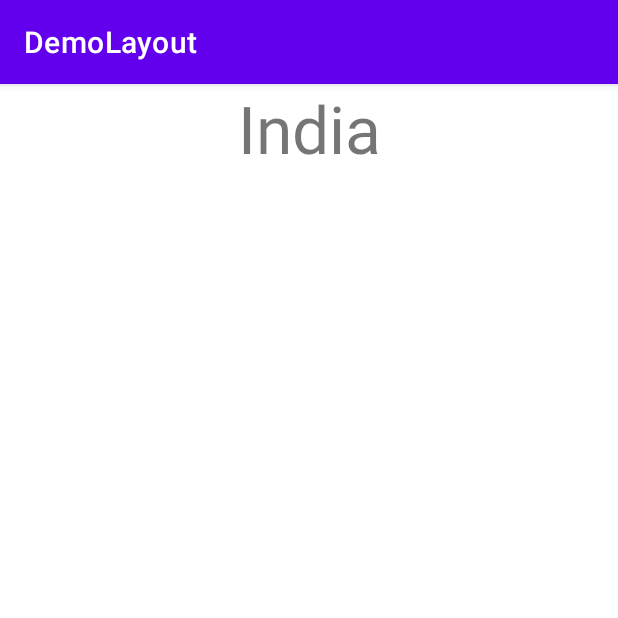
After one commit to jayapriya55599/TraavelApp, an Android app: the IndiaActivity screen opened directly, with no data from a screen before it, on a phone screen of 412 x 824 dp, the top half of it. The commit adds this screen. Run offline under Robolectric (Android 15) with nearby library versions, the phone set to English and light mode, and no system bars.

```diff
--- a/app/src/main/AndroidManifest.xml
+++ b/app/src/main/AndroidManifest.xml
@@ -10,6 +10,9 @@
         android:supportsRtl="true"
         android:theme="@style/Theme.DemoLayout">
         <activity
+            android:name=".IndiaActivity"
+            android:exported="true" />
+        <activity
             android:name=".MainActivity"
             android:exported="true">
             <intent-filter>
--- /dev/null
+++ b/app/src/main/java/com/example/demolayout/IndiaActivity.java
@@ -0,0 +1,14 @@
+package com.example.demolayout;
+
+import androidx.appcompat.app.AppCompatActivity;
+
+import android.os.Bundle;
+
+public class IndiaActivity extends AppCompatActivity {
+
+    @Override
+    protected void onCreate(Bundle savedInstanceState) {
+        super.onCreate(savedInstanceState);
+        setContentView(R.layout.activity_india);
+    }
+}
--- /dev/null
+++ b/app/src/main/res/layout/activity_india.xml
@@ -0,0 +1,18 @@
+<?xml version="1.0" encoding="utf-8"?>
+<androidx.constraintlayout.widget.ConstraintLayout xmlns:android="http://schemas.android.com/apk/res/android"
+    xmlns:app="http://schemas.android.com/apk/res-auto"
+    xmlns:tools="http://schemas.android.com/tools"
+    android:layout_width="match_parent"
+    android:layout_height="match_parent"
+    tools:context=".IndiaActivity">
+
+    <TextView
+        android:id="@+id/textView5"
+        android:layout_width="wrap_content"
+        android:layout_height="wrap_content"
+        android:text="India"
+        android:textSize="44dp"
+        app:layout_constraintEnd_toEndOf="parent"
+        app:layout_constraintStart_toStartOf="parent"
+        app:layout_constraintTop_toTopOf="parent" />
+</androidx.constraintlayout.widget.ConstraintLayout>
```
Also changed, not shown: app/src/main/java/com/example/demolayout/HomeFragment.java (+24 -2 lines), app/src/main/res/layout/fragment_home.xml (+28 -29 lines).
